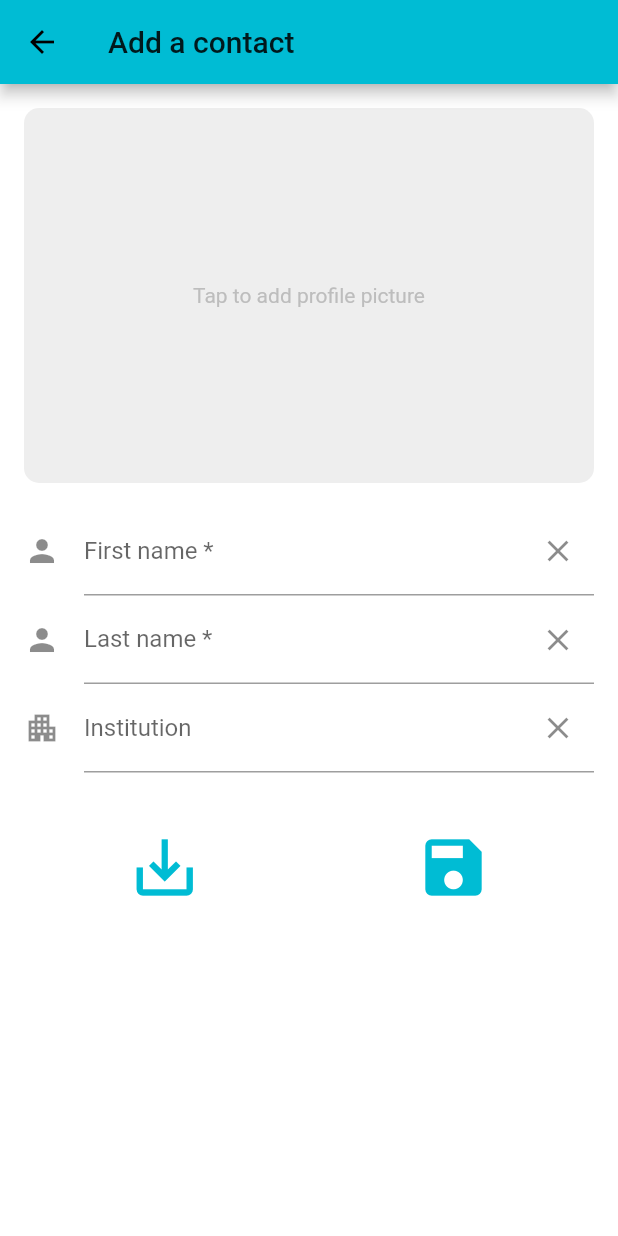
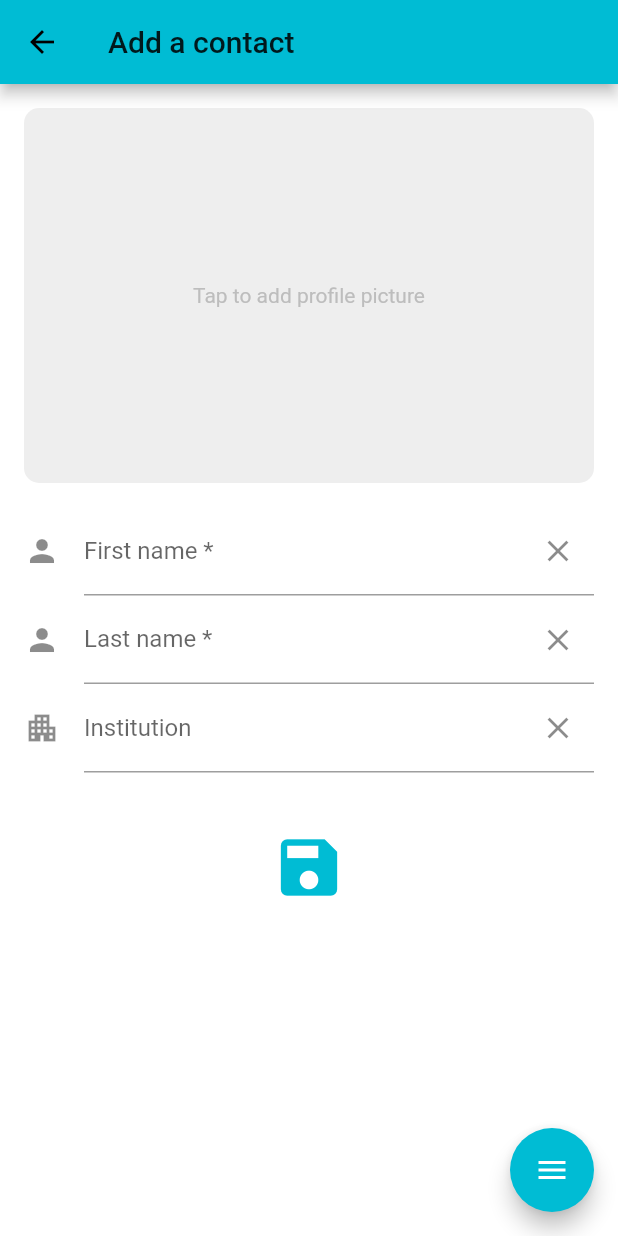
Before and after one commit to YannJollien/school_app, a Flutter app: the ContactNew screen opened directly, on a phone screen of 412 x 824 dp. Run offline on Flutter 3.47's test engine with Material 2 defaults, Android fonts, the phone set to English and light mode, and no system bars; drawn by our look-alikes of flutter_speed_dial; our stand-ins replace cloud_firestore, contacts_service, firebase_auth, firebase_core, firebase_storage, flutter_spinkit and 5 more; accounts and stored records are empty; Roboto replaces fonts that are missing (RadikalLight).

Commit message:
Learning mode ok + start of contact list importation

```diff
--- a/lib/components/contact_add/contactNew.dart
+++ b/lib/components/contact_add/contactNew.dart
@@ -1,11 +1,11 @@
 import 'dart:io';
-import 'dart:typed_data';
 import 'package:contacts_service/contacts_service.dart';
 import 'package:firebase_auth/firebase_auth.dart';
 import 'package:firebase_storage/firebase_storage.dart';
 import 'package:flutter/material.dart';
 import 'package:cloud_firestore/cloud_firestore.dart';
 import 'package:flutter/services.dart';
+import 'package:flutter_speed_dial/flutter_speed_dial.dart';
 import 'package:image_picker/image_picker.dart';
 import 'package:schoolapp/services/contactService.dart';
 import '../contact_list/contactsFromList.dart';
@@ -107,6 +107,21 @@ class ContactNewState extends State<ContactNew> {
           ),
         ),
       ),
+      floatingActionButton: SpeedDial(
+        backgroundColor: Colors.cyan,
+        animatedIcon: AnimatedIcons.menu_close,
+        children: [
+          SpeedDialChild(
+            child: Icon(Icons.contact_page_outlined),
+            backgroundColor: Colors.blue,
+            label: 'Import from contact',
+            labelStyle: TextStyle(fontSize: 18.0),
+            onTap: () {
+              _showContactList(context);
+            },
+          ),
+        ],
+      ),
     );
   }
 
@@ -151,15 +166,6 @@ class ContactNewState extends State<ContactNew> {
       child:  Row(
         mainAxisAlignment: MainAxisAlignment.spaceEvenly,
         children: <Widget>[
-          IconButton(
-            icon: Icon(Icons.save_alt),
-            iconSize: 50,
-            color: Colors.cyan,
-            onPressed: () {
-              _showContactList(context);
-            },
-          ),
-          SizedBox(width: 5),
           IconButton(
             icon: Icon(Icons.save),
             iconSize: 50,
--- a/pubspec.yaml
+++ b/pubspec.yaml
@@ -40,7 +40,6 @@ dependencies:
   percent_indicator: ^2.1.8
   permission_handler: ^3.0.2
   contacts_service: ^0.2.6
-
 
   # The following adds the Cupertino Icons font to your application.
   # Use with the CupertinoIcons class for iOS style icons.
```
Also changed, not shown: lib/components/contact_add/listImportation.dart (added, +41 -0 lines), lib/components/contact_list/contactsFromList.dart (+44 -24 lines), lib/components/learning/learning_mode.dart (+18 -1 lines), 1 other file.
